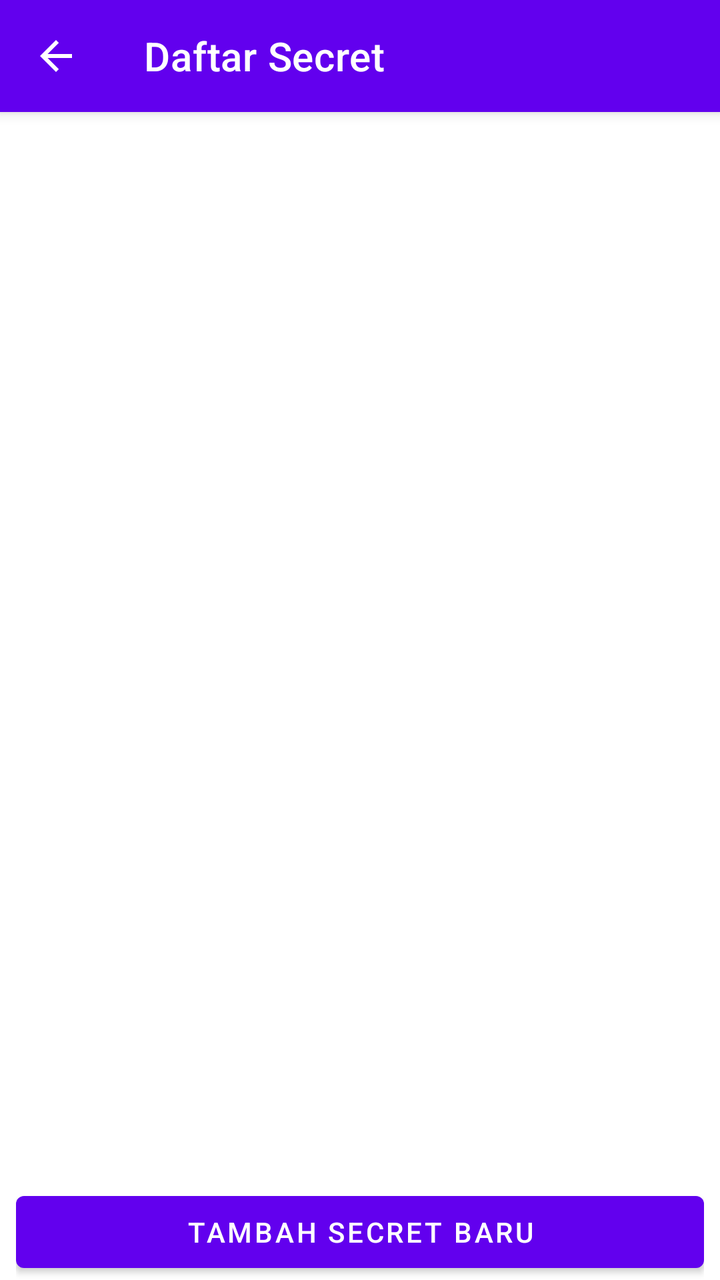
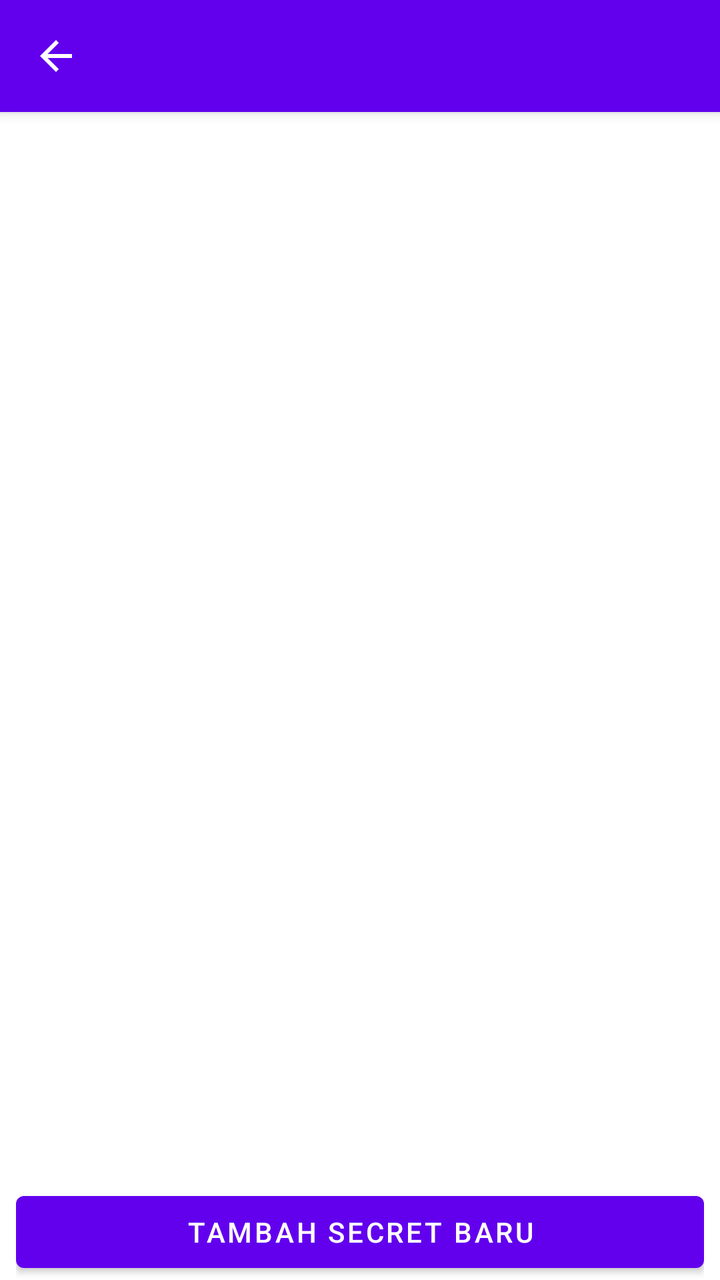

The first picture is an Android layout as it rendered before a commit; the second is the same layout after the commit. The layout source and the unified diff follow.
<!-- AndroidManifest.xml: application theme Theme.BillRT -->
<!-- res/layout/fragment_daftar_secret.xml -->
<?xml version="1.0" encoding="utf-8"?>
<androidx.coordinatorlayout.widget.CoordinatorLayout xmlns:android="http://schemas.android.com/apk/res/android"
    xmlns:app="http://schemas.android.com/apk/res-auto"
    xmlns:tools="http://schemas.android.com/tools"
    android:layout_width="match_parent"
    android:layout_height="match_parent"
    android:fitsSystemWindows="true"
    tools:context=".DaftarSecretFragment">

    <com.google.android.material.appbar.AppBarLayout
        android:layout_width="match_parent"
        android:layout_height="wrap_content">

        <com.google.android.material.appbar.MaterialToolbar
            android:id="@+id/toolbar"
            android:layout_width="match_parent"
            android:layout_height="?attr/actionBarSize"
            android:background="?attr/colorPrimary"
            app:navigationIcon="@drawable/ic_arrow_back"
            app:title="Daftar Secret"
            app:titleTextColor="@color/white" />

    </com.google.android.material.appbar.AppBarLayout>

    
    <androidx.constraintlayout.widget.ConstraintLayout
        android:layout_width="match_parent"
        android:layout_height="match_parent"
        app:layout_behavior="@string/appbar_scrolling_view_behavior">

        <androidx.appcompat.widget.SearchView
            android:id="@+id/search_view"
            android:layout_width="0dp"
            android:layout_height="wrap_content"
            android:iconifiedByDefault="false"
            android:queryHint="Cari Secret..."
            app:layout_constraintTop_toTopOf="parent"
            app:layout_constraintStart_toStartOf="parent"
            app:layout_constraintEnd_toEndOf="parent" />

        <androidx.recyclerview.widget.RecyclerView
            android:id="@+id/rv_secrets"
            android:layout_width="0dp"
            android:layout_height="0dp"
            android:padding="8dp"
            app:layout_constraintTop_toBottomOf="@id/search_view"
            app:layout_constraintBottom_toBottomOf="parent"
            app:layout_constraintStart_toStartOf="parent"
            app:layout_constraintEnd_toEndOf="parent" />

        <TextView
            android:id="@+id/tv_empty"
            android:layout_width="wrap_content"
            android:layout_height="wrap_content"
            android:text="Tidak ada data secret"
            android:visibility="gone"
            app:layout_constraintTop_toTopOf="parent"
            app:layout_constraintBottom_toBottomOf="parent"
            app:layout_constraintStart_toStartOf="parent"
            app:layout_constraintEnd_toEndOf="parent"
            tools:visibility="visible" />

        <ProgressBar
            android:id="@+id/progress_bar"
            android:layout_width="wrap_content"
            android:layout_height="wrap_content"
            android:visibility="gone"
            app:layout_constraintTop_toTopOf="parent"
            app:layout_constraintBottom_toBottomOf="parent"
            app:layout_constraintStart_toStartOf="parent"
            app:layout_constraintEnd_toEndOf="parent"
            tools:visibility="visible" />

    </androidx.constraintlayout.widget.ConstraintLayout>

    
    <LinearLayout
        android:id="@+id/bottom_sheet_tambah_secret"
        android:layout_width="match_parent"
        android:layout_height="wrap_content"
        android:background="@android:color/white"
        android:orientation="vertical"
        android:padding="8dp"
        app:behavior_hideable="false"
        app:behavior_peekHeight="?attr/actionBarSize"
        app:layout_behavior="com.google.android.material.bottomsheet.BottomSheetBehavior">

        <Button
            android:id="@+id/btn_tambah"
            android:layout_width="match_parent"
            android:layout_height="wrap_content"
            android:text="Tambah Secret Baru" />

    </LinearLayout>

</androidx.coordinatorlayout.widget.CoordinatorLayout>
<!-- resources referenced by this layout -->
<resources>
  <color name="white">#FFFFFFFF</color>
  <!-- drawable ic_arrow_back (drawable) -->
  <vector xmlns:android="http://schemas.android.com/apk/res/android"
      android:width="24dp"
      android:height="24dp"
      android:viewportWidth="24.0"
      android:viewportHeight="24.0"
      android:tint="?attr/colorControlNormal">
    <path
        android:fillColor="@android:color/white"
        android:pathData="M20,11H7.83l5.59,-5.59L12,4l-8,8 8,8 1.41,-1.41L7.83,13H20v-2z"/>
  </vector>
  <style name="Theme.BillRT" parent="Theme.MaterialComponents.DayNight.NoActionBar">
          
          <item name="colorPrimary">@color/purple_500</item>
          <item name="colorPrimaryVariant">@color/purple_700</item>
          <item name="colorOnPrimary">@color/white</item>
          
          <item name="colorSecondary">@color/teal_200</item>
          <item name="colorSecondaryVariant">@color/teal_700</item>
          <item name="colorOnSecondary">@color/black</item>
          
          
          <item name="android:statusBarColor">@android:color/transparent</item>
          <item name="android:navigationBarColor">?attr/colorPrimaryVariant</item>
  
          
          <item name="colorControlNormal">@color/white</item>
      </style>
  <color name="purple_500">#FF6200EE</color>
  <color name="purple_700">#FF3700B3</color>
  <color name="teal_200">#FF03DAC5</color>
  <color name="teal_700">#FF018786</color>
  <color name="black">#FF000000</color>
</resources>

<!-- the commit's change to res/layout/fragment_daftar_secret.xml (unified diff, before → after) -->
@@ -4,7 +4,6 @@
     xmlns:tools="http://schemas.android.com/tools"
     android:layout_width="match_parent"
     android:layout_height="match_parent"
-    android:fitsSystemWindows="true"
     tools:context=".DaftarSecretFragment">
 
     <com.google.android.material.appbar.AppBarLayout
@@ -17,7 +16,6 @@
             android:layout_height="?attr/actionBarSize"
             android:background="?attr/colorPrimary"
             app:navigationIcon="@drawable/ic_arrow_back"
-            app:title="Daftar Secret"
             app:titleTextColor="@color/white" />
 
     </com.google.android.material.appbar.AppBarLayout>
<!-- resource entries referenced after the edit -->
@@ -22,17 +22,22 @@
           <item name="colorSecondaryVariant">@color/teal_700</item>
           <item name="colorOnSecondary">@color/black</item>
           
-          
-          <item name="android:statusBarColor">@android:color/transparent</item>
+          <item name="android:statusBarColor">?attr/colorPrimaryVariant</item>
           <item name="android:navigationBarColor">?attr/colorPrimaryVariant</item>
   
           
           <item name="colorControlNormal">@color/white</item>
+          
+          <item name="searchViewStyle">@style/SearchViewStyle</item>
       </style>
   <color name="purple_500">#FF6200EE</color>
   <color name="purple_700">#FF3700B3</color>
   <color name="teal_200">#FF03DAC5</color>
   <color name="teal_700">#FF018786</color>
   <color name="black">#FF000000</color>
+  <style name="SearchViewStyle" parent="Widget.AppCompat.SearchView">
+          <item name="android:editTextColor">@android:color/black</item>
+          <item name="android:textColorHint">@android:color/darker_gray</item>
+      </style>
 </resources>
 
